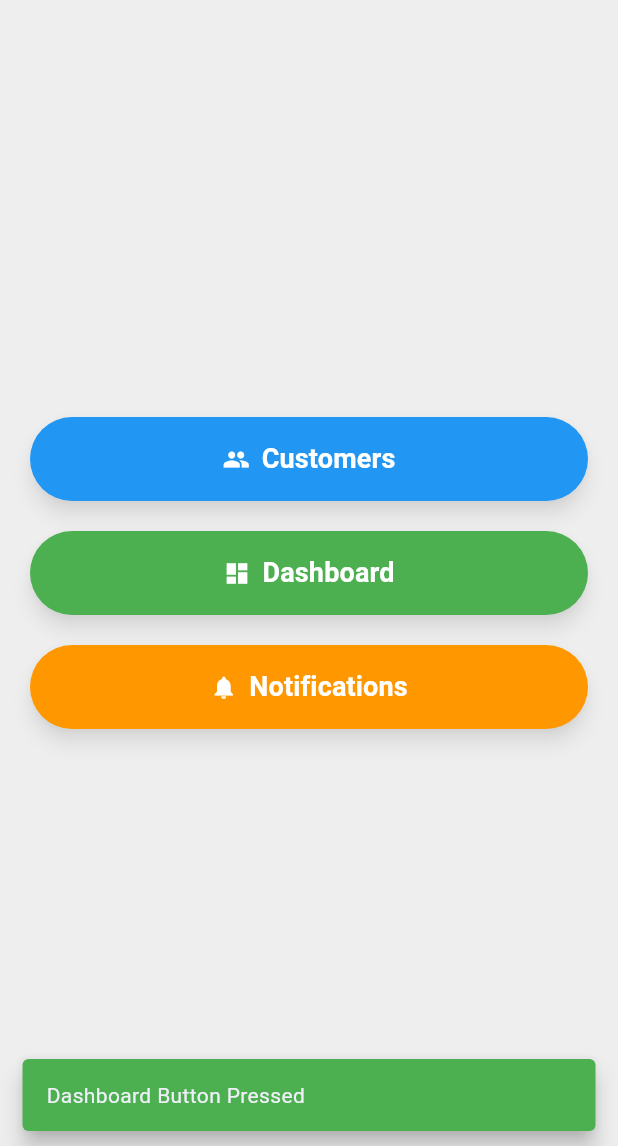
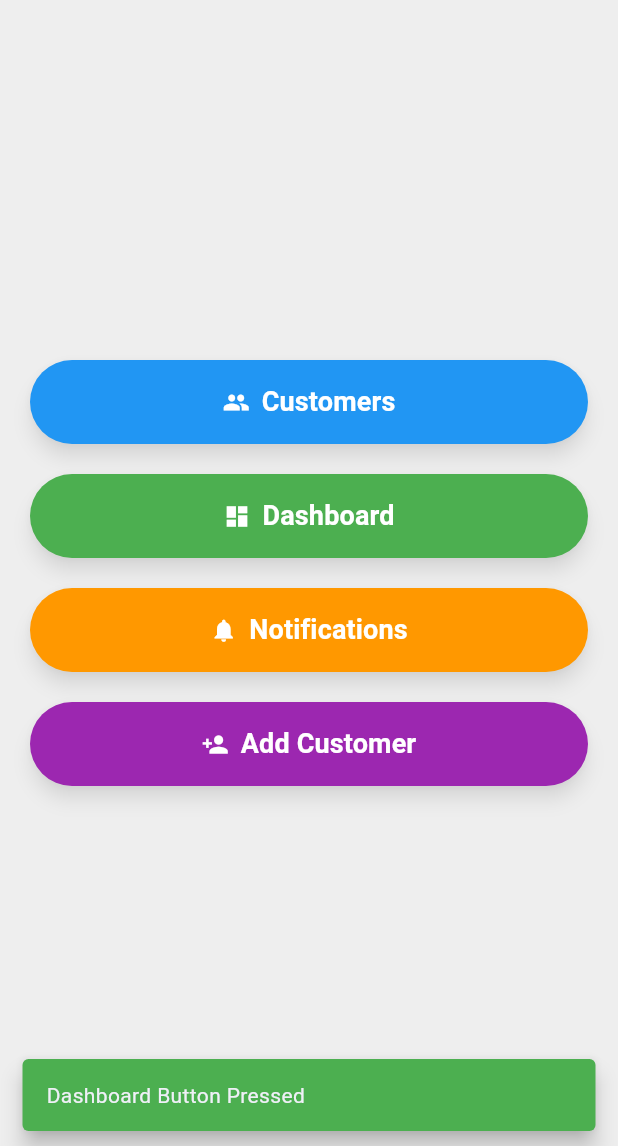
Before and after one commit to chaitanyaj2121/SevaSamruddhiApp, a Flutter app: the HomeScreen screen opened directly, after a tap on "Dashboard", on a phone screen of 412 x 824 dp, the part 90-1236 px from its top. Run offline on Flutter 3.47's test engine with Material 3 defaults, Android fonts, the phone set to English and light mode, and no system bars; our stand-ins replace firebase_core, image_picker; accounts and stored records are empty; network calls fail.

Commit message:
customer add btn working success

```diff
--- a/lib/customer_list_screen.dart
+++ b/lib/customer_list_screen.dart
@@ -24,6 +24,7 @@ class CustomerListScreen extends StatelessWidget {
               ? Center(
                 child: Column(
                   mainAxisAlignment: MainAxisAlignment.center,
+
                   children: [
                     Icon(Icons.people_outline, size: 80, color: Colors.grey),
                     const SizedBox(height: 10),
--- a/lib/home_screen.dart
+++ b/lib/home_screen.dart
@@ -2,6 +2,7 @@ import 'package:flutter/material.dart';
 import 'dart:convert';
 import 'package:http/http.dart' as http;
 import 'customer_list_screen.dart'; // Import the new screen
+import 'addCustomerScreen.dart'; // Import the AddCustomerScreen
 import './widgets/smartserve_header.dart';
 
 class HomeScreen extends StatelessWidget {
@@ -27,7 +28,7 @@ class HomeScreen extends StatelessWidget {
   @override
   Widget build(BuildContext context) {
     return Scaffold(
-      appBar: SmartServeHeader(), // ✅ Using the reusable header
+      appBar: SmartServeHeader(),
       body: Center(
         child: Padding(
           padding: const EdgeInsets.symmetric(horizontal: 20.0),
@@ -39,7 +40,7 @@ class HomeScreen extends StatelessWidget {
                 'Customers',
                 Icons.people,
                 Colors.blue,
-                fetchCustomers, // Pass function reference
+                fetchCustomers,
               ),
               const SizedBox(height: 20),
               _buildButton(
@@ -57,6 +58,15 @@ class HomeScreen extends StatelessWidget {
                 Colors.orange,
                 null,
               ),
+              const SizedBox(height: 20),
+              _buildButton(
+                context,
+                'Add Customer', // ✅ New button
+                Icons.person_add,
+                Colors.purple,
+                null,
+                isAddCustomer: true, // Pass true for Add Customer button
+              ),
             ],
           ),
         ),
@@ -70,9 +80,9 @@ class HomeScreen extends StatelessWidget {
     String text,
     IconData icon,
     Color color,
-    Future<List<dynamic>> Function()?
-    fetchFunction, // Accept function reference
-  ) {
+    Future<List<dynamic>> Function()? fetchFunction, {
+    bool isAddCustomer = false,
+  }) {
     return SizedBox(
       width: double.infinity,
       child: ElevatedButton.icon(
@@ -86,10 +96,15 @@ class HomeScreen extends StatelessWidget {
           shadowColor: Colors.black45,
         ),
         onPressed: () async {
-          if (fetchFunction != null) {
+          if (isAddCustomer) {
+            // ✅ Navigate to AddCustomerScreen
+            Navigator.push(
+              context,
+              MaterialPageRoute(builder: (context) => AddCustomerScreen()),
+            );
+          } else if (fetchFunction != null) {
             try {
-              List<dynamic> customers =
-                  await fetchFunction(); // Invoke function
+              List<dynamic> customers = await fetchFunction();
               Navigator.push(
                 context,
                 MaterialPageRoute(
--- a/pubspec.yaml
+++ b/pubspec.yaml
@@ -38,6 +38,7 @@ dependencies:
   cloud_firestore: ^5.6.3
   http: ^1.3.0
   intl: ^0.20.2
+  image_picker: ^1.1.2
 
 dev_dependencies:
   flutter_test:
```
Also changed, not shown: lib/AddCustomerScreen.dart (added, +227 -0 lines), pubspec.lock, 5 other files.
